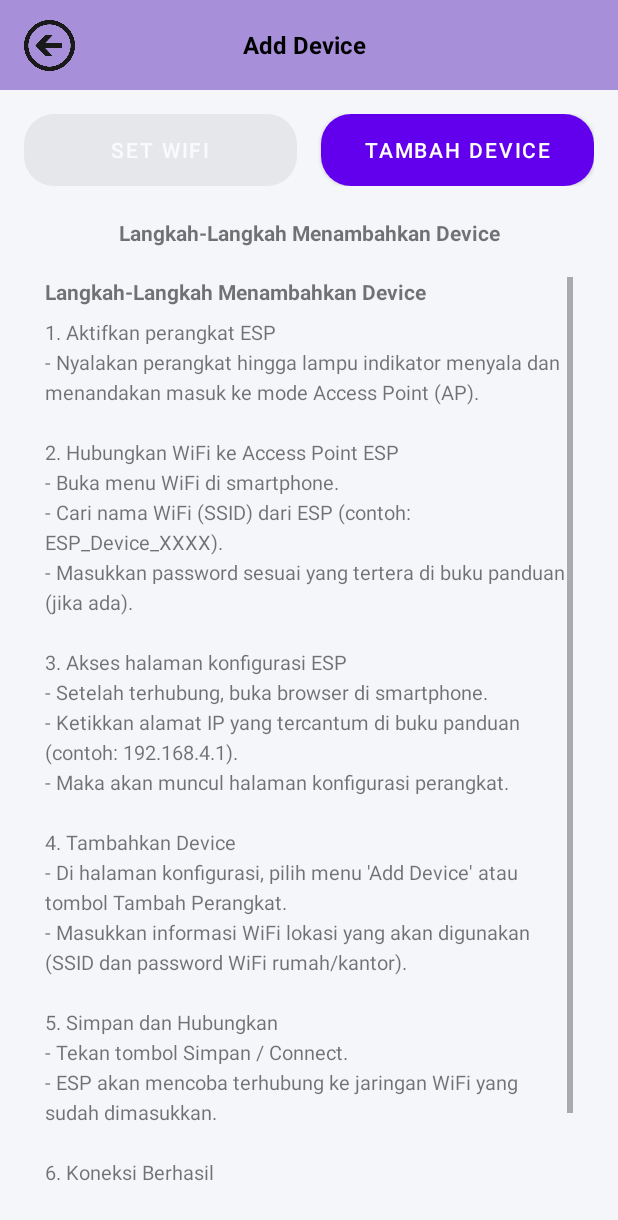
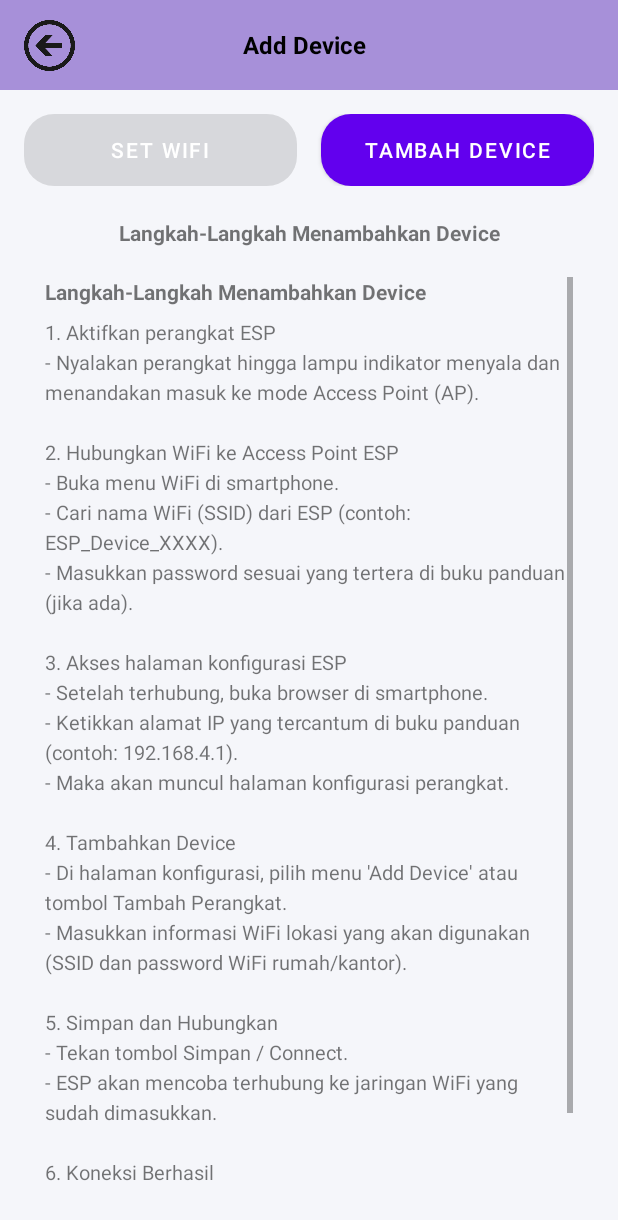
Before and after one commit to riyanardian/semar_v4, an Android app built with Jetpack Compose: the Device screen opened directly, with no data from a screen before it, on a phone screen of 412 x 824 dp. Shown: the top 1220 px of the screen. Run offline under Robolectric (Android 15) with nearby library versions, the phone set to English and light mode, and no system bars; libraries missing offline, so code that uses them is left out: org.eclipse.paho; 5 statements that could not run were skipped.

Commit message:
banyak di admin

```diff
--- a/app/src/main/java/com/example/semar_v4/Device.kt
+++ b/app/src/main/java/com/example/semar_v4/Device.kt
@@ -40,7 +40,6 @@ class Device : AppCompatActivity() {
         btnBack = findViewById(R.id.btnBack)
         btnAddDevice = findViewById(R.id.btnAddDevice)
 
-        btnSetWifi.setOnClickListener { showSetWifiDialog() }
         btnBack.setOnClickListener {
             startActivity(Intent(this, BerandaActivity::class.java))
             finish()
@@ -48,15 +47,23 @@ class Device : AppCompatActivity() {
 
         initializeMqtt()
 
-        // Cek permission
-        checkPermissions()
-        val userEmail = intent.getStringExtra("userEmail") ?: ""
-        val userPassword = intent.getStringExtra("userPassword") ?: ""
-        checkAdmin(userEmail, userPassword) { isAdmin ->
-            btnSetWifi.isEnabled = isAdmin
-            btnSetWifi.alpha = if (isAdmin) 1f else 0.5f
-            btnAddDevice.isEnabled = true
+        // 🔹 Ambil hak istimewa admin
+        val sharedPref = getSharedPreferences("user_session", MODE_PRIVATE)
+        val isAdmin = sharedPref.getBoolean("isAdmin", false)
+
+        // 🔹 Hanya admin yang bisa akses set Wi-Fi
+        btnSetWifi.isEnabled = isAdmin
+        btnSetWifi.setOnClickListener {
+            if (isAdmin) {
+                showSetWifiDialog()
+            } else {
+                Toast.makeText(this, "Hanya admin yang bisa mengatur Wi-Fi", Toast.LENGTH_SHORT).show()
+            }
         }
+
+// contoh enable tombol set Wi-Fi
+        btnSetWifi.isEnabled = isAdmin
+
 
         btnAddDevice.setOnClickListener {
             fetchDevicesFromServer { devices ->
@@ -376,33 +383,7 @@ class Device : AppCompatActivity() {
             }
         })
     }
-    private fun checkAdmin(email: String, password: String, callback: (Boolean) -> Unit) {
-        val url = "http://103.197.190.79/api_mysql/admin_device.php"
 
-        val formBody = FormBody.Builder()
-            .add("email", email)
-            .add("password", password)
-            .build()
-
-        val request = Request.Builder()
-            .url(url)
-            .post(formBody)
-            .build()
-
-        OkHttpClient().newCall(request).enqueue(object : Callback {
-            override fun onFailure(call: Call, e: IOException) {
-                runOnUiThread { callback(false) }
-            }
-
-            override fun onResponse(call: Call, response: Response) {
-                response.body?.string()?.let { body ->
-                    val json = JSONObject(body)
-                    val isAdmin = json.getBoolean("isAdmin")
-                    runOnUiThread { callback(isAdmin) }
-                } ?: runOnUiThread { callback(false) }
-            }
-        })
-    }
 
 
 }
--- a/app/src/main/java/com/example/semar_v4/LoginActivity.kt
+++ b/app/src/main/java/com/example/semar_v4/LoginActivity.kt
@@ -90,6 +90,9 @@ class LoginActivity : AppCompatActivity() {
                                 putBoolean("isLoggedIn", true) // <-- tambahkan ini
 
                                 putString("bio", user.optString("bio", ""))
+                                // 🔹 Simpan hak istimewa admin
+                                val isAdmin = user.getBoolean("isAdmin")
+                                putBoolean("isAdmin", isAdmin)
 
                                 apply()
                             }
```
